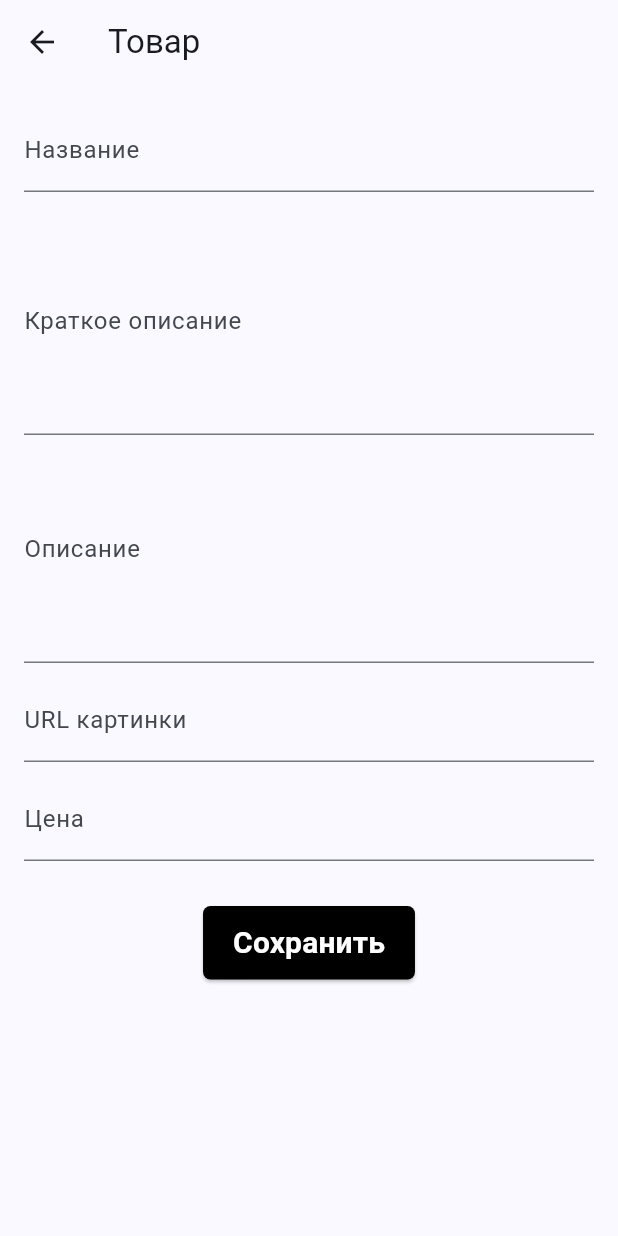
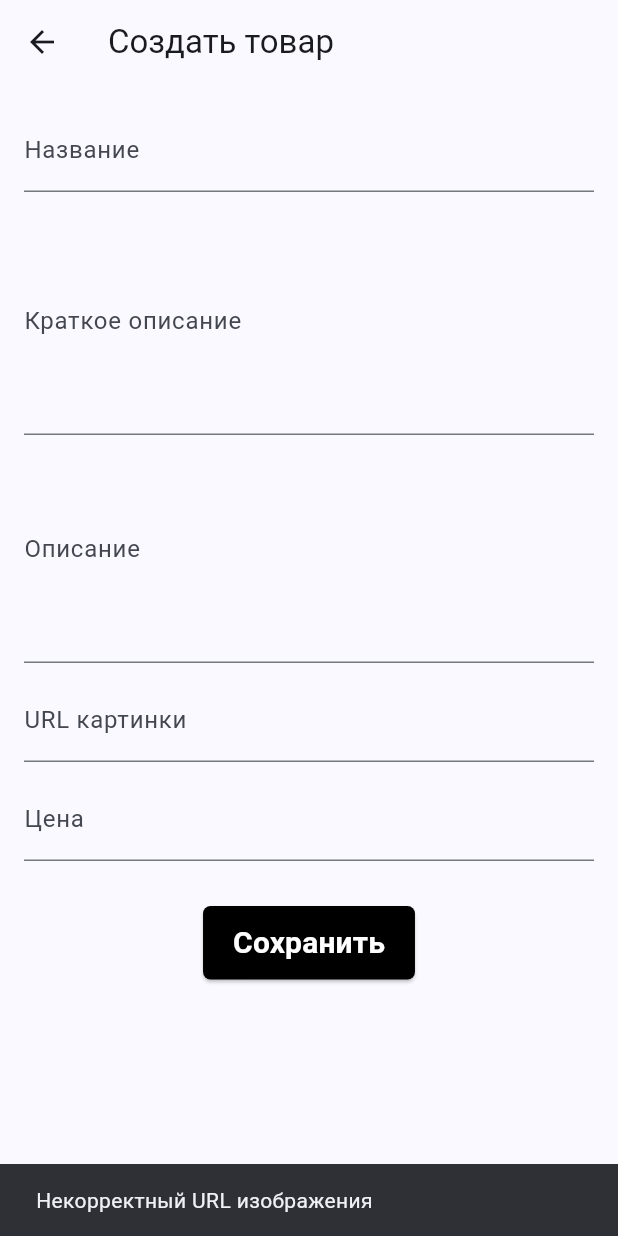
Before and after one commit to Teltoriy/pks5, a Flutter app: the AddItem screen opened directly with empty values, after a tap on "Сохранить", on a phone screen of 412 x 824 dp. Run offline on Flutter 3.47's test engine with Material 3 defaults, Android fonts, the phone set to English and light mode, and no system bars; our stand-ins replace dio, shared_preferences; accounts and stored records are empty; network calls fail.

Commit message:
remove product, add product and edit product work with api/

```diff
--- a/lib/pages/add_product.dart
+++ b/lib/pages/add_product.dart
@@ -1,20 +1,59 @@
 import 'package:flutter/material.dart';
 import 'package:pks/components/products.dart';
 import 'package:pks/pages/home_page.dart';
+import 'package:pks/components/api_service.dart';
 
-class AddItem extends StatelessWidget {
-  AddItem({super.key, required this.homeState});
+class AddItem extends StatefulWidget {
   final HomePageState homeState;
-  final TextEditingController titleController = TextEditingController();
-  final TextEditingController descriptionController = TextEditingController();
-  final TextEditingController fulldescriptionController = TextEditingController();
-  final TextEditingController imageURLController = TextEditingController();
-  final TextEditingController priceController = TextEditingController();
+  final Product? editingProduct;
+
+  const AddItem({Key? key, required this.homeState, this.editingProduct}) : super(key: key);
+
+  @override
+  _AddItemState createState() => _AddItemState();
+}
+
+class _AddItemState extends State<AddItem> {
+  late TextEditingController titleController;
+  late TextEditingController descriptionController;
+  late TextEditingController fulldescriptionController;
+  late TextEditingController imageURLController;
+  late TextEditingController priceController;
+
+  final ApiService apiService = ApiService();
+  late bool isImageUrl;
+
+  @override
+  void initState() {
+    super.initState();
+    titleController = TextEditingController(text: widget.editingProduct?.Name ?? '');
+    descriptionController = TextEditingController(text: widget.editingProduct?.Description ?? '');
+    fulldescriptionController = TextEditingController(text: widget.editingProduct?.FullDescription ?? '');
+    imageURLController = TextEditingController(text: widget.editingProduct?.img ?? '');
+    priceController = TextEditingController(text: widget.editingProduct?.Price.toString() ?? '');
+    isImageUrl = widget.editingProduct?.isImageUrl ?? true;
+  }
+
+  @override
+  void dispose() {
+    titleController.dispose();
+    descriptionController.dispose();
+    fulldescriptionController.dispose();
+    imageURLController.dispose();
+    priceController.dispose();
+    super.dispose();
+  }
+
+  // Функция для проверки корректности URL
+  bool _isValidImageUrl(String url) {
+    return Uri.parse(url).isAbsolute;
+  }
+
   @override
   Widget build(BuildContext context) {
     return Scaffold(
       appBar: AppBar(
-        title: Text("Товар"),
+        title: Text(widget.editingProduct != null ? "Редактировать товар" : "Создать товар"),
       ),
       body: SingleChildScrollView(
         padding: EdgeInsets.all(16.0),
@@ -23,79 +62,84 @@ class AddItem extends StatelessWidget {
           children: [
             TextField(
               controller: titleController,
-                decoration: InputDecoration(
-                  labelText: "Название",
+              decoration: InputDecoration(labelText: "Название"),
             ),
-              ),
-              SizedBox(
-                height: 10,
-              ),
+            SizedBox(height: 10),
             TextField(
               controller: fulldescriptionController,
-                decoration: InputDecoration(
-                  labelText: "Краткое описание",
-                ),
+              decoration: InputDecoration(labelText: "Краткое описание"),
               keyboardType: TextInputType.multiline,
               maxLines: 5,
             ),
             TextField(
               controller: descriptionController,
-                decoration: InputDecoration(
-                  labelText: "Описание",
-                ),
+              decoration: InputDecoration(labelText: "Описание"),
               keyboardType: TextInputType.multiline,
               maxLines: 5,
             ),
-              SizedBox(
-                height: 10,
-              ),
+            SizedBox(height: 10),
+            // Только поле для ввода URL картинки
             TextField(
               controller: imageURLController,
-                decoration: InputDecoration(
-                  labelText: "URL картинки",
+              decoration: InputDecoration(labelText: "URL картинки"),
             ),
-              ),
-              SizedBox(
-                height: 10,
-              ),
+            SizedBox(height: 10),
             TextField(
               controller: priceController,
-                decoration: InputDecoration(
-                  labelText: "Цена",
+              decoration: InputDecoration(labelText: "Цена"),
+              keyboardType: TextInputType.number,
             ),
-              ),
-              SizedBox(
-                height: 30,
-              ),
+            SizedBox(height: 30),
             ElevatedButton(
               style: ElevatedButton.styleFrom(
                 backgroundColor: Colors.black,
-                    shape: RoundedRectangleBorder(
-                      borderRadius: BorderRadius.circular(5.0),
+                shape: RoundedRectangleBorder(borderRadius: BorderRadius.circular(5.0)),
+                padding: EdgeInsets.symmetric(horizontal: 20.0, vertical: 10.0),
               ),
-                    padding: EdgeInsets.only(
-                        left: 20.0, top: 10.0, right: 20.0, bottom: 10.0)),
-                child: Text("Сохранить",
-                    style: TextStyle(
-                        fontSize: 20,
-                        fontWeight: FontWeight.w600,
-                        color: Colors.white)),
-                onPressed: () {
+              child: Text(
+                "Сохранить",
+                style: TextStyle(fontSize: 20, fontWeight: FontWeight.w600, color: Colors.white),
+              ),
+              onPressed: () async {
+                // Проверка на корректность URL для изображения
+                String imageUrl = imageURLController.text;
+
+                if (!_isValidImageUrl(imageUrl)) {
+                  ScaffoldMessenger.of(context).showSnackBar(SnackBar(
+                    content: Text("Некорректный URL изображения"),
+                  ));
+                  return;
+                }
+
                 Product newItem = Product(
-                      -1,
+                  widget.editingProduct?.id ?? -1,
                   titleController.text,
                   descriptionController.text,
                   fulldescriptionController.text,
                   int.parse(priceController.text),
-                      imageURLController.text,
+                  imageUrl,
                 );
-                  newItem.isImageUrl = true;
-                  homeState.addItem(newItem);
+                newItem.isImageUrl = true; // Присваиваем, что изображение по URL
+
+                if (widget.editingProduct == null) {
+                  widget.homeState.addItem(newItem); // Добавляем новый товар
+                } else {
+                  // Обновление товара
+                  try {
+                    await apiService.updateProduct(widget.editingProduct!.id, newItem);
+                    ScaffoldMessenger.of(context).showSnackBar(SnackBar(content: Text("Товар обновлён")));
+                  } catch (e) {
+                    ScaffoldMessenger.of(context).showSnackBar(
+                      SnackBar(content: Text("Ошибка обновления товара")),
+                    );
+                  }
+                }
                 Navigator.pop(context);
               },
             ),
           ],
-          )),
+        ),
+      ),
     );
   }
 }
--- a/lib/pages/favourite.dart
+++ b/lib/pages/favourite.dart
@@ -48,7 +48,7 @@ class FavouriteState extends State<Favourite>
           itemCount: favouriteItems.length,
           itemBuilder: (BuildContext context, int index) {
             return GestureDetector(
-              child: CardPreview(productItem: favouriteItems[index], isFavorite: true),
+              child: CardPreview(productItem: favouriteItems[index], isFavorite: true, onEdit: () {  },),
               onTap: () {
                 Navigator.push(
                     context,
```
Also changed, not shown: lib/components/api_service.dart (+42 -1 lines), lib/components/card_prew.dart (+23 -4 lines), lib/pages/home_page.dart (+36 -10 lines). Lines whose indentation alone changed are shown as unchanged.
